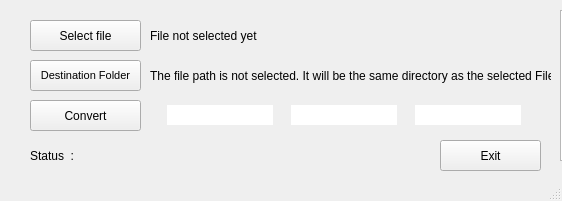
Above: form.ui from Z-U-k0rkmaz/ui2py-pyside6 before the change. Below: the same form after it.
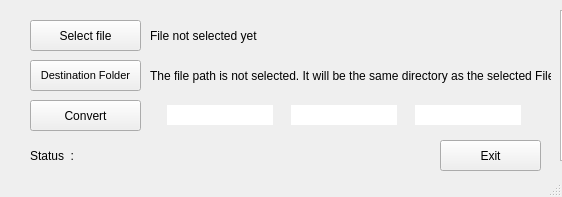
That is the form after the change.

What changed in the file:
```diff
--- a/form.ui
+++ b/form.ui
@@ -7,7 +7,7 @@
     <x>0</x>
     <y>0</y>
     <width>562</width>
-    <height>201</height>
+    <height>197</height>
    </rect>
   </property>
   <property name="minimumSize">
```
